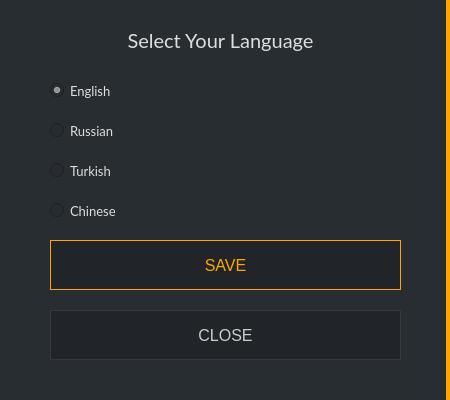
ConcealNetwork/conceal-desktop, file src/gui/ui/languagesettings.ui: the form before one commit.
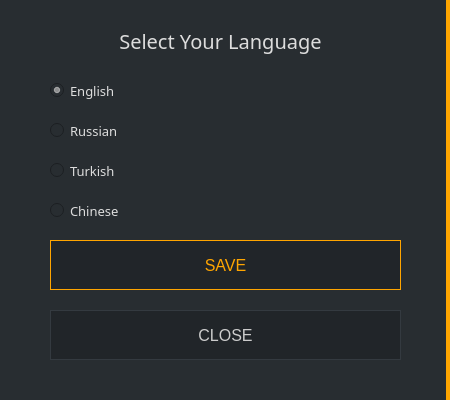
The form after the commit.

```diff
--- a/src/gui/ui/languagesettings.ui
+++ b/src/gui/ui/languagesettings.ui
@@ -48,7 +48,7 @@
     </property>
     <property name="font">
      <font>
-      <family>Lato</family>
+      <family>Raleway</family>
       <pointsize>15</pointsize>
      </font>
     </property>
@@ -73,7 +73,7 @@
     </property>
     <property name="font">
      <font>
-      <family>Lato</family>
+      <family>Raleway</family>
       <pointsize>-1</pointsize>
      </font>
     </property>
@@ -159,7 +159,7 @@
     </property>
     <property name="font">
      <font>
-      <family>Lato</family>
+      <family>Raleway</family>
       <pointsize>-1</pointsize>
      </font>
     </property>
@@ -187,7 +187,7 @@
     </property>
     <property name="font">
      <font>
-      <family>Lato</family>
+      <family>Raleway</family>
       <pointsize>-1</pointsize>
      </font>
     </property>
@@ -215,7 +215,7 @@
     </property>
     <property name="font">
      <font>
-      <family>Lato</family>
+      <family>Raleway</family>
       <pointsize>-1</pointsize>
      </font>
     </property>
```
